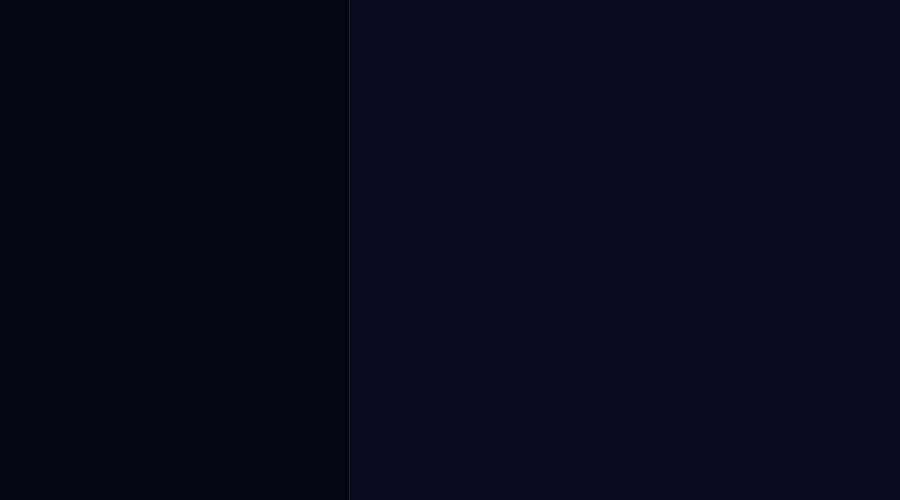
First picture: the form in loginwindows.ui, repository ZefirRX/Moon, before the edit.
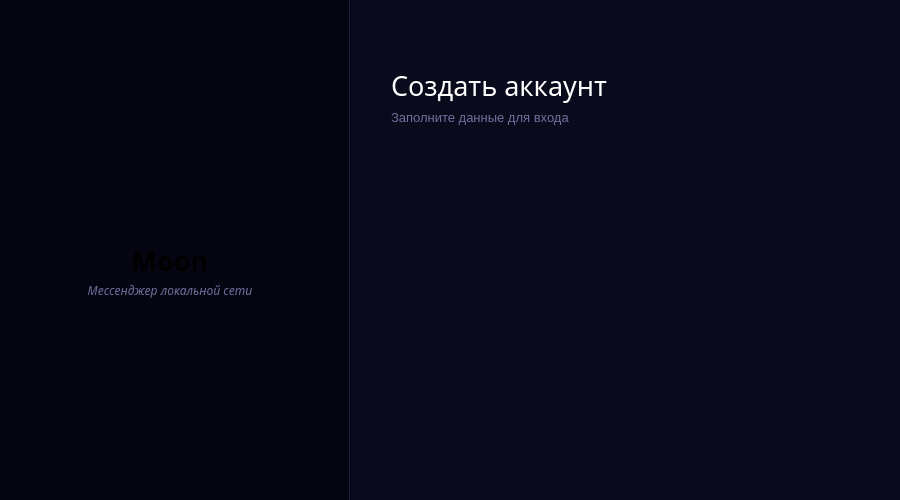
Second picture: the form after the edit. Icons and pictures are not drawn.

Commit message: Registration window (left side) V1.1

Diff of the .ui file:
```diff
--- a/loginwindows.ui
+++ b/loginwindows.ui
@@ -11,10 +11,16 @@
    </rect>
   </property>
   <property name="windowTitle">
-   <string>Регистрационное окно ⚙</string>
+   <string>Регистрационное окно</string>
+  </property>
+  <property name="windowIcon">
+   <iconset theme="QIcon::ThemeIcon::DocumentSaveAs"/>
+  </property>
+  <property name="layoutDirection">
+   <enum>Qt::LayoutDirection::LeftToRight</enum>
   </property>
   <property name="styleSheet">
-   <string notr="true">background-color: #080816;</string>
+   <string notr="true">background-color: #050512;</string>
   </property>
   <widget class="QWidget" name="leftPanel" native="true">
    <property name="geometry">
@@ -42,6 +48,75 @@
      <string notr="true">background-color: #1D1D38;</string>
     </property>
    </widget>
+   <widget class="QLabel" name="logoLable">
+    <property name="geometry">
+     <rect>
+      <x>125</x>
+      <y>140</y>
+      <width>101</width>
+      <height>101</height>
+     </rect>
+    </property>
+    <property name="text">
+     <string/>
+    </property>
+    <property name="pixmap">
+     <pixmap>C:/Users/cmena/Downloads/moon_circle.png</pixmap>
+    </property>
+   </widget>
+   <widget class="QLabel" name="labelNameProg">
+    <property name="geometry">
+     <rect>
+      <x>110</x>
+      <y>240</y>
+      <width>120</width>
+      <height>40</height>
+     </rect>
+    </property>
+    <property name="font">
+     <font>
+      <family>Lucida Fax</family>
+      <pointsize>20</pointsize>
+      <bold>true</bold>
+     </font>
+    </property>
+    <property name="text">
+     <string>Moon</string>
+    </property>
+    <property name="textFormat">
+     <enum>Qt::TextFormat::AutoText</enum>
+    </property>
+    <property name="alignment">
+     <set>Qt::AlignmentFlag::AlignCenter</set>
+    </property>
+   </widget>
+   <widget class="QLabel" name="label">
+    <property name="geometry">
+     <rect>
+      <x>70</x>
+      <y>280</y>
+      <width>200</width>
+      <height>20</height>
+     </rect>
+    </property>
+    <property name="font">
+     <font>
+      <family>Lucida Fax</family>
+      <pointsize>9</pointsize>
+      <italic>true</italic>
+      <bold>false</bold>
+     </font>
+    </property>
+    <property name="styleSheet">
+     <string notr="true">color: #6F6F9D;</string>
+    </property>
+    <property name="text">
+     <string>Мессенджер локальной сети</string>
+    </property>
+    <property name="alignment">
+     <set>Qt::AlignmentFlag::AlignCenter</set>
+    </property>
+   </widget>
   </widget>
   <widget class="QWidget" name="rightPanel" native="true">
    <property name="geometry">
@@ -52,10 +127,61 @@
      <height>520</height>
     </rect>
    </property>
+   <property name="font">
+    <font>
+     <bold>false</bold>
+    </font>
+   </property>
    <property name="styleSheet">
     <string notr="true">background-color: #0A0A1D;
 border: none;</string>
    </property>
+   <widget class="QLabel" name="LabelTitle">
+    <property name="geometry">
+     <rect>
+      <x>40</x>
+      <y>60</y>
+      <width>251</width>
+      <height>50</height>
+     </rect>
+    </property>
+    <property name="font">
+     <font>
+      <family>Lucida Fax</family>
+      <pointsize>20</pointsize>
+      <italic>false</italic>
+      <bold>false</bold>
+      <kerning>true</kerning>
+     </font>
+    </property>
+    <property name="styleSheet">
+     <string notr="true">color: white;</string>
+    </property>
+    <property name="text">
+     <string>Создать аккаунт</string>
+    </property>
+   </widget>
+   <widget class="QLabel" name="LabelUnderTitel">
+    <property name="geometry">
+     <rect>
+      <x>40</x>
+      <y>105</y>
+      <width>300</width>
+      <height>25</height>
+     </rect>
+    </property>
+    <property name="font">
+     <font>
+      <pointsize>10</pointsize>
+     </font>
+    </property>
+    <property name="styleSheet">
+     <string notr="true">color: #6F6F9D;</string>
+    </property>
+    <property name="text">
+     <string>Заполните данные для входа</string>
+    </property>
+   </widget>
   </widget>
  </widget>
  <resources/>
```
